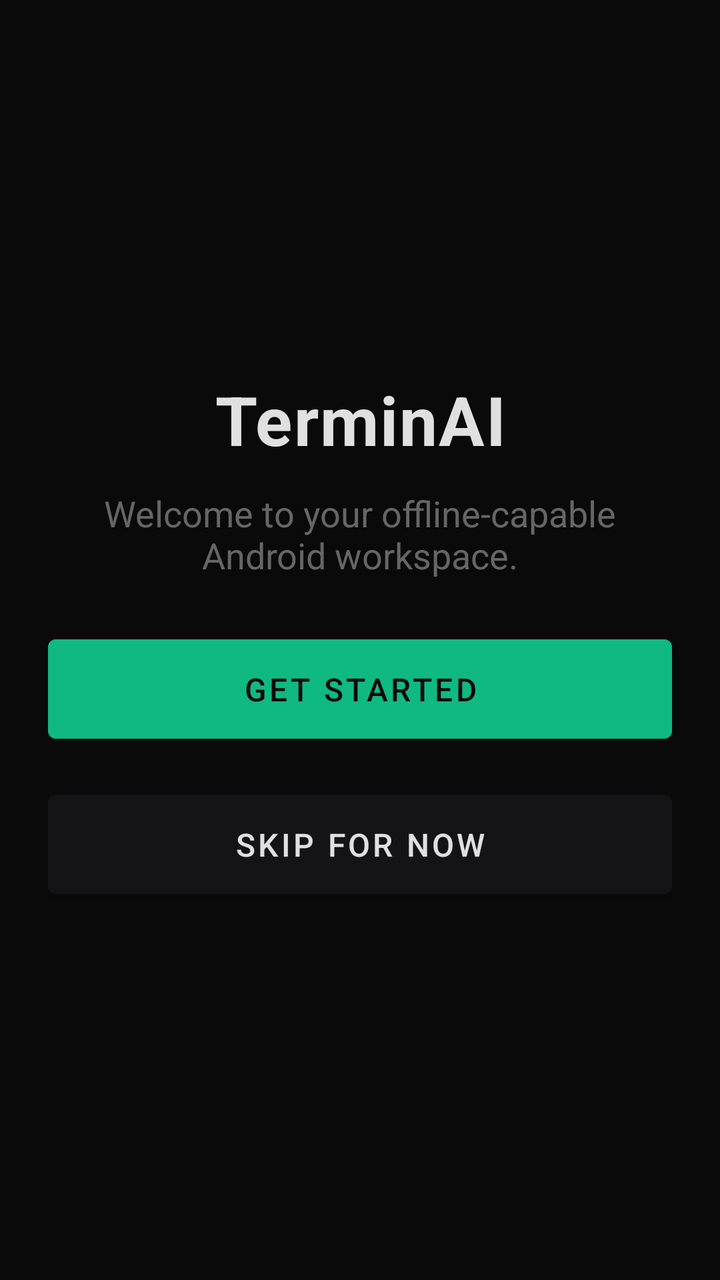
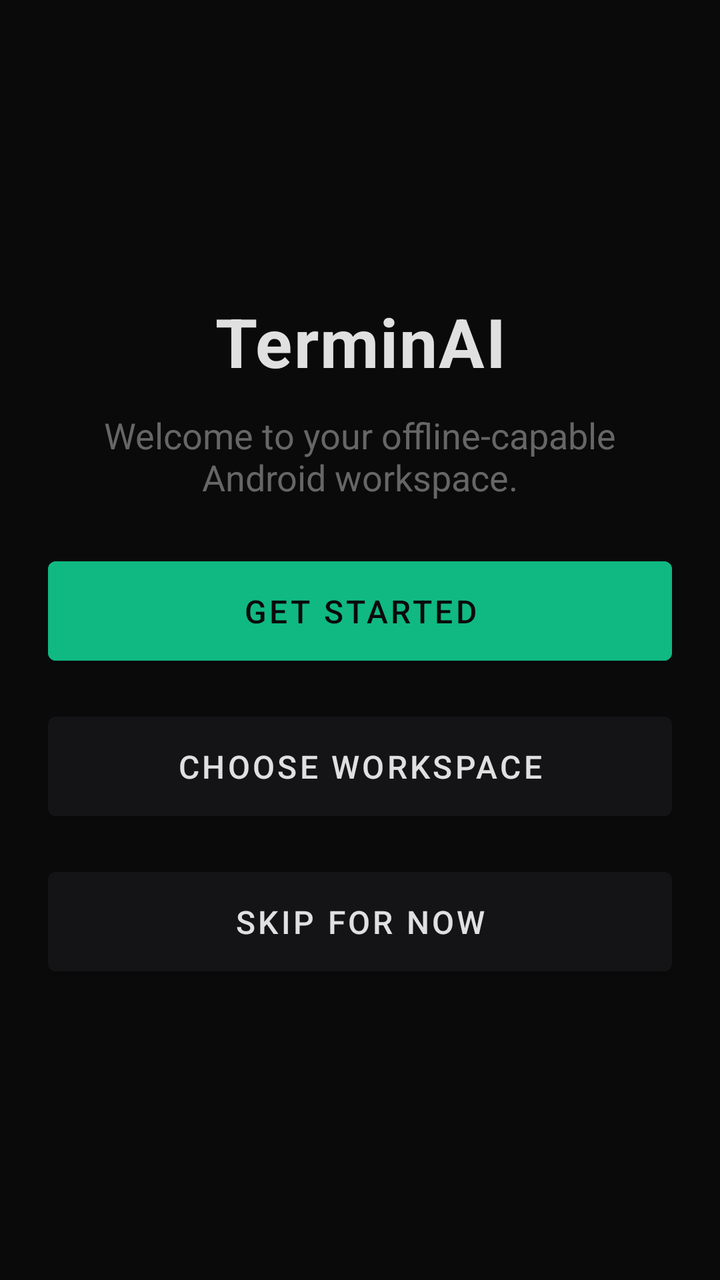

Compare the two renders of this Android layout. The source of the first and the diff that turns it into the second are given below.
<!-- AndroidManifest.xml: activity theme Theme.TerminAI -->
<!-- res/layout/activity_onboarding.xml -->
<?xml version="1.0" encoding="utf-8"?>
<LinearLayout xmlns:android="http://schemas.android.com/apk/res/android"
    android:layout_width="match_parent"
    android:layout_height="match_parent"
    android:background="@color/terminai_bg"
    android:orientation="vertical"
    android:gravity="center"
    android:padding="24dp">

    <TextView
        android:layout_width="match_parent"
        android:layout_height="wrap_content"
        android:text="TerminAI"
        android:textSize="34sp"
        android:textStyle="bold"
        android:textColor="@color/terminai_text"
        android:gravity="center"
        android:letterSpacing="0.02"
        android:layout_marginBottom="12dp"/>

    <TextView
        android:layout_width="match_parent"
        android:layout_height="wrap_content"
        android:text="Welcome to your offline-capable Android workspace."
        android:textSize="18sp"
        android:textColor="@color/terminai_text_dim"
        android:gravity="center"
        android:layout_marginBottom="24dp"/>

    <Button
        android:id="@+id/btn_get_started"
        android:layout_width="match_parent"
        android:layout_height="wrap_content"
        android:text="Get Started"
        android:backgroundTint="@color/terminai_primary"
        android:textColor="@color/terminai_bg"
        android:padding="14dp"
        android:textSize="16sp"
        android:layout_marginBottom="16dp"/>

    <Button
        android:id="@+id/btn_skip"
        android:layout_width="match_parent"
        android:layout_height="wrap_content"
        android:text="Skip for now"
        android:backgroundTint="@color/terminai_surface"
        android:textColor="@color/terminai_text"
        android:padding="14dp"
        android:textSize="16sp"/>
</LinearLayout>
<!-- resources referenced by this layout -->
<resources>
  <color name="terminai_bg">#0A0A0B</color>
  <color name="terminai_primary">#10B981</color>
  <color name="terminai_surface">#141417</color>
  <color name="terminai_text">#E0E0E0</color>
  <color name="terminai_text_dim">#666666</color>
  <style name="Theme.TerminAI" parent="Theme.MaterialComponents.DayNight.NoActionBar">
          <item name="colorPrimary">@color/terminai_primary</item>
          <item name="colorPrimaryVariant">@color/terminai_primary_dark</item>
          <item name="colorOnPrimary">@android:color/white</item>
          <item name="colorSecondary">@color/terminai_accent</item>
          <item name="colorSecondaryVariant">@color/terminai_accent_dark</item>
          <item name="colorOnSecondary">@android:color/black</item>
          <item name="android:statusBarColor">@color/terminai_primary_dark</item>
      </style>
  <color name="terminai_primary_dark">#059669</color>
  <color name="terminai_accent">#3B82F6</color>
  <color name="terminai_accent_dark">#2563EB</color>
</resources>

<!-- the commit's change to res/layout/activity_onboarding.xml (unified diff, before → after) -->
@@ -28,12 +28,23 @@
         android:layout_marginBottom="24dp"/>
 
     <Button
-        android:id="@+id/btn_get_started"
+        android:id="@+id/btn_proceed"
         android:layout_width="match_parent"
         android:layout_height="wrap_content"
         android:text="Get Started"
         android:backgroundTint="@color/terminai_primary"
         android:textColor="@color/terminai_bg"
+        android:padding="14dp"
+        android:textSize="16sp"
+        android:layout_marginBottom="16dp"/>
+
+    <Button
+        android:id="@+id/btn_pick_workspace"
+        android:layout_width="match_parent"
+        android:layout_height="wrap_content"
+        android:text="Choose workspace"
+        android:backgroundTint="@color/terminai_surface"
+        android:textColor="@color/terminai_text"
         android:padding="14dp"
         android:textSize="16sp"
         android:layout_marginBottom="16dp"/>
